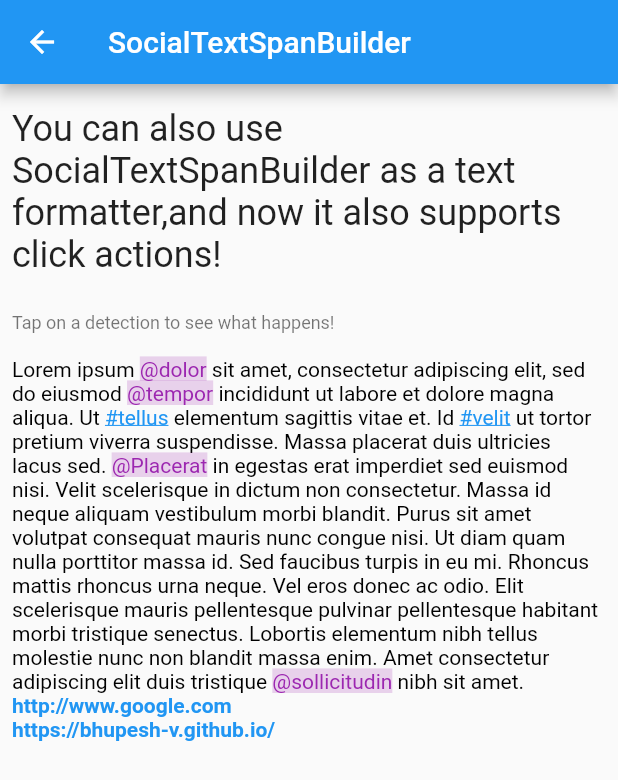
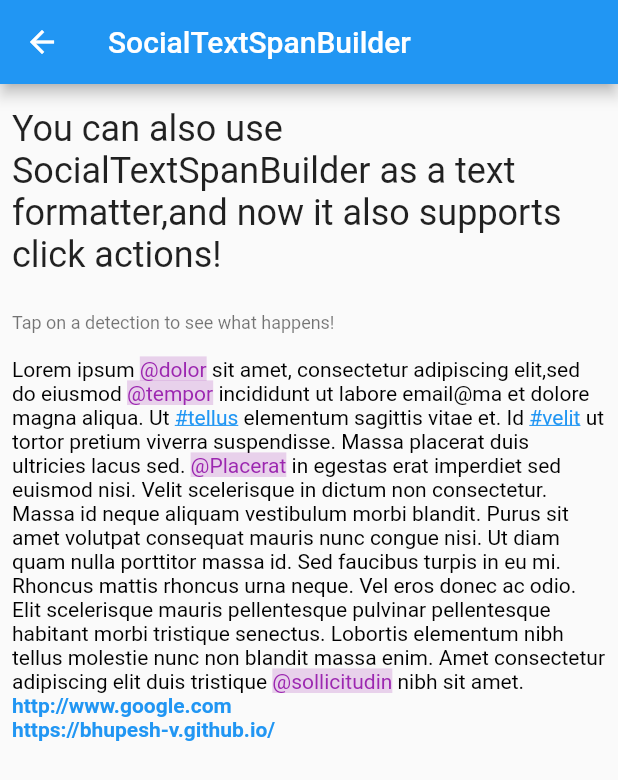
Before and after one commit to dreampowder/flutter_social_textfield, a Flutter app: the SocialTextSpanExampleScreen screen opened directly, on a phone screen of 412 x 824 dp. Shown: the top 780 px of the screen. Run offline on Flutter 3.47's test engine with Material 2 defaults, Android fonts, the phone set to English and light mode, and no system bars; our stand-ins replace sliding_up_panel.

```diff
--- a/example/lib/default_controller_example.dart
+++ b/example/lib/default_controller_example.dart
@@ -63,6 +63,7 @@ class _DefaultControllerExampleScreenState extends State<DefaultControllerExampl
             children: <Widget>[
               Expanded(
                 child: TextField(
+                  scrollPhysics: ClampingScrollPhysics(),
                   scrollController: _scrollController,
                   focusNode: _focusNode,
                   controller: _textEditingController,
--- a/example/lib/text_span_example.dart
+++ b/example/lib/text_span_example.dart
@@ -8,7 +8,7 @@ class SocialTextSpanExampleScreen extends StatefulWidget {
 
 class _SocialTextSpanExampleScreenState extends State<SocialTextSpanExampleScreen> {
 
-  String exampleContent = "Lorem ipsum @dolor sit amet, consectetur adipiscing elit, sed do eiusmod @tempor incididunt ut labore et dolore magna aliqua. Ut #tellus elementum sagittis vitae et. Id #velit ut tortor pretium viverra suspendisse. Massa placerat duis ultricies lacus sed. @Placerat in egestas erat imperdiet sed euismod nisi. Velit scelerisque in dictum non consectetur. Massa id neque aliquam vestibulum morbi blandit. Purus sit amet volutpat consequat mauris nunc congue nisi. Ut diam quam nulla porttitor massa id. Sed faucibus turpis in eu mi. Rhoncus mattis rhoncus urna neque. Vel eros donec ac odio. Elit scelerisque mauris pellentesque pulvinar pellentesque habitant morbi tristique senectus. Lobortis elementum nibh tellus molestie nunc non blandit massa enim. Amet consectetur adipiscing elit duis tristique @sollicitudin nibh sit amet.\nhttp://www.google.com\n\https://bhupesh-v.github.io/";
+  String exampleContent = "Lorem ipsum @dolor sit amet, consectetur adipiscing elit,sed do eiusmod @tempor incididunt ut labore email@ma et dolore magna aliqua. Ut #tellus elementum sagittis vitae et. Id #velit ut tortor pretium viverra suspendisse. Massa placerat duis ultricies lacus sed. @Placerat in egestas erat imperdiet sed euismod nisi. Velit scelerisque in dictum non consectetur. Massa id neque aliquam vestibulum morbi blandit. Purus sit amet volutpat consequat mauris nunc congue nisi. Ut diam quam nulla porttitor massa id. Sed faucibus turpis in eu mi. Rhoncus mattis rhoncus urna neque. Vel eros donec ac odio. Elit scelerisque mauris pellentesque pulvinar pellentesque habitant morbi tristique senectus. Lobortis elementum nibh tellus molestie nunc non blandit massa enim. Amet consectetur adipiscing elit duis tristique @sollicitudin nibh sit amet.\nhttp://www.google.com\n\https://bhupesh-v.github.io/ \n";
 
   @override
   Widget build(BuildContext context) {
@@ -34,13 +34,13 @@ class _SocialTextSpanExampleScreenState extends State<SocialTextSpanExampleScree
                   regularExpressions: {
                     DetectedType.mention:atSignRegExp,
                     DetectedType.hashtag: hashTagRegExp,
-                    DetectedType.url: urlRegex
+                    DetectedType.url: urlRegex,
                   },
                   defaultTextStyle: TextStyle(color: Colors.black),
                   detectionTextStyles: {
                     DetectedType.mention:TextStyle(color: Colors.purple,backgroundColor: Colors.purple.withAlpha(50)),
                     DetectedType.hashtag: TextStyle(color: Colors.blue, decoration: TextDecoration.underline),
-                    DetectedType.url: TextStyle(color: Colors.blue, fontWeight: FontWeight.w600)
+                    DetectedType.url: TextStyle(color: Colors.blue, fontWeight: FontWeight.w600),
                   },
                   onTapDetection: (detection){
                     showDialog(context: context, builder: (context){
--- a/lib/controller/social_text_editing_controller.dart
+++ b/lib/controller/social_text_editing_controller.dart
@@ -34,7 +34,7 @@ class SocialTextEditingController extends TextEditingController{
   final Map<DetectedType, RegExp> _regularExpressions = {
     DetectedType.mention:atSignRegExp,
     DetectedType.hashtag:hashTagRegExp,
-    DetectedType.url:urlRegex
+    DetectedType.url:urlRegex,
   };
 
   StreamSubscription<SocialContentDetection> subscribeToDetection(Function(SocialContentDetection detected) listener){
--- a/lib/util/regular_expressions.dart
+++ b/lib/util/regular_expressions.dart
@@ -16,6 +16,8 @@ const _arabicLetters = '\u0621-\u064A';
 
 const _thaiLetters = '\u0E00-\u0E7F';
 
+const _turkishLetters = 'ğüşıöçĞÜŞİÖÇ';
+
 const detectionContentLetters = _symbols +
     _numbers +
     _englishLetters +
@@ -23,7 +25,8 @@ const detectionContentLetters = _symbols +
     _koreanLetters +
     _spanishLetters +
     _arabicLetters +
-    _thaiLetters;
+    _thaiLetters +
+    _turkishLetters;
 
 // const urlRegexContent = "((http|https)://)(www.)?" +
 //     "[a-zA-Z0-9@:%._\\+~#?&//=]" +
```
Also changed, not shown: 3 other files.
